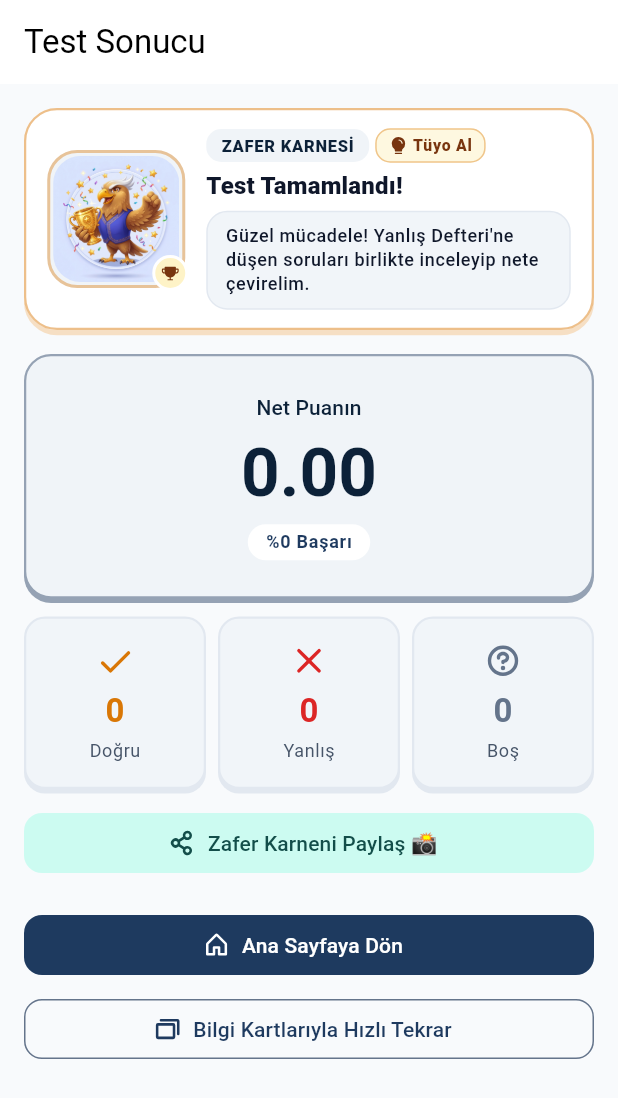
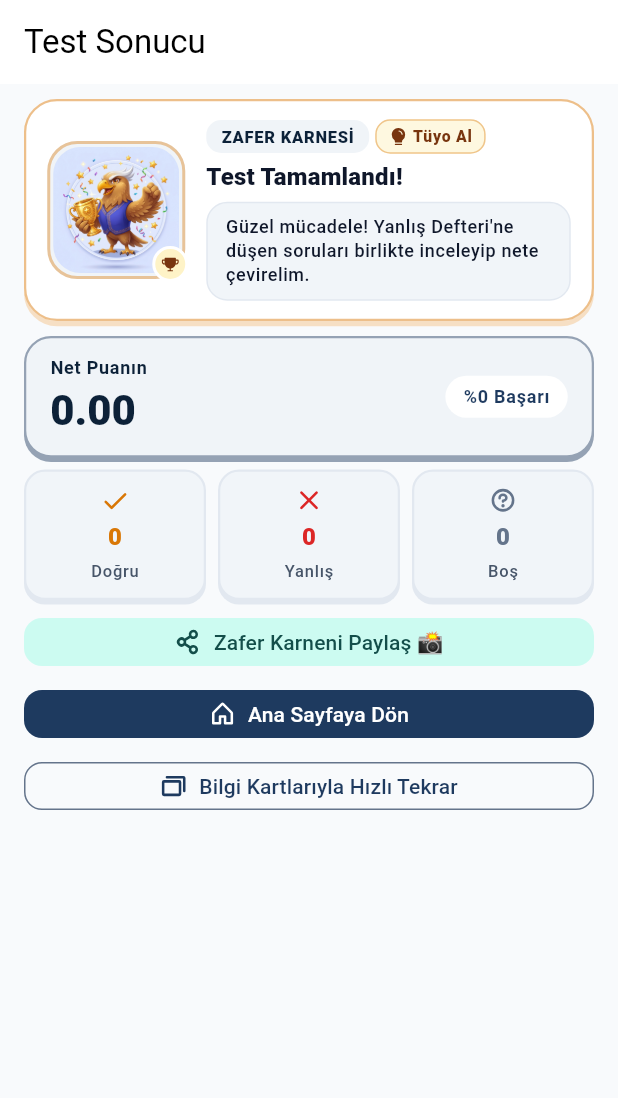
Before and after one commit to omerfarukpehlivan/kadro, a Flutter app: the QuizResultScreen screen opened directly with empty values, on a phone screen of 412 x 824 dp. Shown: the top 1098 px of the screen. Run offline on Flutter 3.47's test engine with Material 3 defaults, Android fonts, the phone set to English and light mode, and no system bars; drawn by our look-alikes of flutter_animate; our stand-ins replace fl_chart, flex_color_scheme, flutter_local_notifications, flutter_riverpod, go_router, google_fonts and 5 more; missing offline and left inert: purchases_flutter; accounts and stored records are empty.

Commit message:
refactor(ui): compact zero-scroll result screens for QuizResultScreen, BlitzSummaryView, and FlashcardsSummaryView (TASK-70)

```diff
--- a/lib/features/quiz/presentation/quiz_result_screen.dart
+++ b/lib/features/quiz/presentation/quiz_result_screen.dart
@@ -95,7 +95,7 @@ class QuizResultScreen extends StatelessWidget {
           maxWidth: 720,
           padding: EdgeInsets.zero,
           child: ListView(
-            padding: AppSpacing.pagePadding(context),
+            padding: const EdgeInsets.symmetric(horizontal: 16, vertical: 10),
             children: [
               // Zafer modunda Kadro Koçu maskot konuşma balonu
               MascotCoachBanner(
@@ -106,11 +106,11 @@ class QuizResultScreen extends StatelessWidget {
                     ? 'Muhteşem bir uçuş! Kadro Koçu seninle gurur duyuyor, kadro kapıları açılıyor!'
                     : 'Güzel mücadele! Yanlış Defteri\'ne düşen soruları birlikte inceleyip nete çevirelim.',
               ),
-              AppSpacing.gapMd,
+              const SizedBox(height: 10),
 
-              // Ana Net & Başarı Oranı 3D Kartı
+              // Ana Net & Başarı Oranı 3D Kartı (Kompakt Başarı Şeridi - TASK-70)
               _NetScoreCard(result: result),
-              AppSpacing.gapSm,
+              const SizedBox(height: 8),
 
               // Doğru, Yanlış ve Boş istatistikleri (3D Tactile)
               Row(
@@ -143,20 +143,27 @@ class QuizResultScreen extends StatelessWidget {
                   ),
                 ],
               ),
-              AppSpacing.gapSm,
+              const SizedBox(height: 8),
 
-              // Zafer Karnesi Paylaşım Butonu (TASK-52)
+              // Zafer Karnesi Paylaşım Butonu (TASK-52 & TASK-70)
               FilledButton.tonalIcon(
                 onPressed: () => _showShareModal(context),
+                style: FilledButton.styleFrom(
+                  visualDensity: VisualDensity.compact,
+                  padding: const EdgeInsets.symmetric(
+                    vertical: 10,
+                    horizontal: 14,
+                  ),
+                ),
                 icon: const PhosphorIcon(
                   PhosphorIconsBold.shareNetwork,
                   size: 18,
                 ),
                 label: const Text('Zafer Karneni Paylaş 📸'),
               ),
-              AppSpacing.gapLg,
+              const SizedBox(height: 8),
 
-              // Akıllı İkili Aksiyon Köprüsü (TASK-50: Zero Dead-Ends UX)
+              // Akıllı İkili Aksiyon Köprüsü (TASK-50 & TASK-70: Zero Dead-Ends UX)
               if (result.wrongCount > 0) ...[
                 FilledButton.icon(
                   onPressed: () {
@@ -164,24 +171,48 @@ class QuizResultScreen extends StatelessWidget {
                       MaterialPageRoute(builder: (_) => const MistakesScreen()),
                     );
                   },
-                  icon: const PhosphorIcon(PhosphorIconsBold.bookmarkSimple),
+                  style: FilledButton.styleFrom(
+                    visualDensity: VisualDensity.compact,
+                    padding: const EdgeInsets.symmetric(
+                      vertical: 10,
+                      horizontal: 14,
+                    ),
+                  ),
+                  icon: const PhosphorIcon(
+                    PhosphorIconsBold.bookmarkSimple,
+                    size: 18,
+                  ),
                   label: Text(
                     'Yanlış Defterine Git (${result.wrongCount} Yanlış)',
                   ),
                 ),
-                AppSpacing.gapXs,
+                const SizedBox(height: 8),
                 OutlinedButton.icon(
                   onPressed: () => Navigator.of(context).pop(),
-                  icon: const PhosphorIcon(PhosphorIconsBold.house),
+                  style: OutlinedButton.styleFrom(
+                    visualDensity: VisualDensity.compact,
+                    padding: const EdgeInsets.symmetric(
+                      vertical: 10,
+                      horizontal: 14,
+                    ),
+                  ),
+                  icon: const PhosphorIcon(PhosphorIconsBold.house, size: 18),
                   label: const Text('Ana Sayfaya Dön'),
                 ),
               ] else ...[
                 FilledButton.icon(
                   onPressed: () => Navigator.of(context).pop(),
-                  icon: const PhosphorIcon(PhosphorIconsBold.house),
+                  style: FilledButton.styleFrom(
+                    visualDensity: VisualDensity.compact,
+                    padding: const EdgeInsets.symmetric(
+                      vertical: 10,
+                      horizontal: 14,
+                    ),
+                  ),
+                  icon: const PhosphorIcon(PhosphorIconsBold.house, size: 18),
                   label: const Text('Ana Sayfaya Dön'),
                 ),
-                AppSpacing.gapXs,
+                const SizedBox(height: 8),
                 OutlinedButton.icon(
                   onPressed: () {
                     Navigator.of(context).pushReplacement(
@@ -190,11 +221,18 @@ class QuizResultScreen extends StatelessWidget {
                       ),
                     );
                   },
-                  icon: const PhosphorIcon(PhosphorIconsBold.cards),
+                  style: OutlinedButton.styleFrom(
+                    visualDensity: VisualDensity.compact,
+                    padding: const EdgeInsets.symmetric(
+                      vertical: 10,
+                      horizontal: 14,
+                    ),
+                  ),
+                  icon: const PhosphorIcon(PhosphorIconsBold.cards, size: 18),
                   label: const Text('Bilgi Kartlarıyla Hızlı Tekrar'),
                 ),
               ],
-              const SizedBox(height: 16),
+              const SizedBox(height: 10),
             ],
           ),
         ),
@@ -203,7 +241,7 @@ class QuizResultScreen extends StatelessWidget {
   }
 }
 
-/// Büyük Net ve Başarı yüzdesini vurgulayan 3D Tactile kart bileşeni.
+/// Büyük Net ve Başarı yüzdesini vurgulayan kompakt 3D Tactile Başarı Şeridi (TASK-70).
 class _NetScoreCard extends StatelessWidget {
   final QuizResult result;
 
@@ -217,26 +255,36 @@ class _NetScoreCard extends StatelessWidget {
     return TactileCard(
       backgroundColor: colorScheme.primaryContainer,
       borderColor: colorScheme.primary.withAlpha(120),
-      padding: const EdgeInsets.symmetric(vertical: 24, horizontal: 16),
+      padding: const EdgeInsets.symmetric(vertical: 12, horizontal: 16),
+      child: Row(
+        mainAxisAlignment: MainAxisAlignment.spaceBetween,
+        crossAxisAlignment: CrossAxisAlignment.center,
+        children: [
+          Expanded(
             child: Column(
+              crossAxisAlignment: CrossAxisAlignment.start,
+              mainAxisSize: MainAxisSize.min,
               children: [
                 Text(
                   'Net Puanın',
-            style: theme.textTheme.labelLarge?.copyWith(
+                  style: theme.textTheme.labelMedium?.copyWith(
+                    color: colorScheme.onPrimaryContainer,
+                    fontWeight: FontWeight.w600,
+                  ),
+                ),
+                const SizedBox(height: 2),
+                Text(
+                  result.net.toStringAsFixed(2),
+                  style: theme.textTheme.headlineMedium?.copyWith(
+                    fontWeight: FontWeight.w900,
                     color: colorScheme.onPrimaryContainer,
                   ),
                 ),
-          const SizedBox(height: 8),
-          Text(
-            result.net.toStringAsFixed(2),
-            style: theme.textTheme.displayMedium?.copyWith(
-              fontWeight: FontWeight.bold,
-              color: colorScheme.onPrimaryContainer,
+              ],
             ),
           ),
-          const SizedBox(height: 8),
           Container(
-            padding: const EdgeInsets.symmetric(horizontal: 12, vertical: 4),
+            padding: const EdgeInsets.symmetric(horizontal: 12, vertical: 6),
             decoration: BoxDecoration(
               color: colorScheme.surface,
               borderRadius: BorderRadius.circular(20),
@@ -255,7 +303,7 @@ class _NetScoreCard extends StatelessWidget {
   }
 }
 
-/// Doğru, Yanlış veya Boş sayılarını gösteren 3D istatistik kutusu.
+/// Doğru, Yanlış veya Boş sayılarını gösteren kompakt 3D istatistik kutusu (TASK-70).
 class _ResultStatItem extends StatelessWidget {
   final String label;
   final int count;
@@ -276,23 +324,24 @@ class _ResultStatItem extends StatelessWidget {
     return TactileCard(
       backgroundColor: theme.colorScheme.surfaceContainerHighest,
       borderColor: theme.colorScheme.outlineVariant,
-      padding: const EdgeInsets.symmetric(vertical: 16, horizontal: 8),
+      padding: const EdgeInsets.symmetric(vertical: 10, horizontal: 8),
       borderRadius: 14,
       child: Column(
+        mainAxisSize: MainAxisSize.min,
         children: [
-          PhosphorIcon(icon, color: color, size: 24),
-          const SizedBox(height: 8),
+          PhosphorIcon(icon, color: color, size: 18),
+          const SizedBox(height: 4),
           Text(
             '$count',
-            style: theme.textTheme.titleLarge?.copyWith(
-              fontWeight: FontWeight.bold,
+            style: theme.textTheme.titleMedium?.copyWith(
+              fontWeight: FontWeight.w800,
               color: color,
             ),
           ),
-          const SizedBox(height: 4),
+          const SizedBox(height: 2),
           Text(
             label,
-            style: theme.textTheme.bodySmall?.copyWith(
+            style: theme.textTheme.labelSmall?.copyWith(
               color: theme.colorScheme.onSurfaceVariant,
             ),
           ),
```
Also changed, not shown: lib/features/flashcards/presentation/flashcards_screen.dart (+55 -26 lines), lib/features/games/presentation/true_false_blitz_screen.dart (+56 -27 lines), 2 other files. Lines whose indentation alone changed are shown as unchanged.
